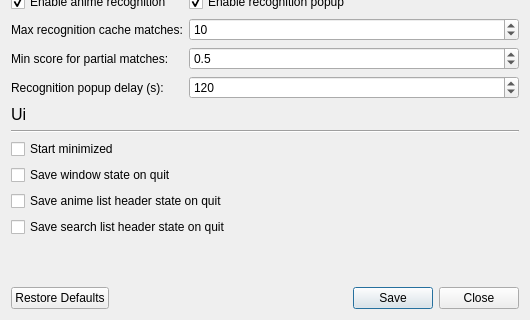
Qt form src/gui/dialogs/settings_dialog.ui (nisemono0/AniTrack) before a commit; both pictures show x 0 to 530 and y 165 to 485 of the 530 by 485 pixel window.
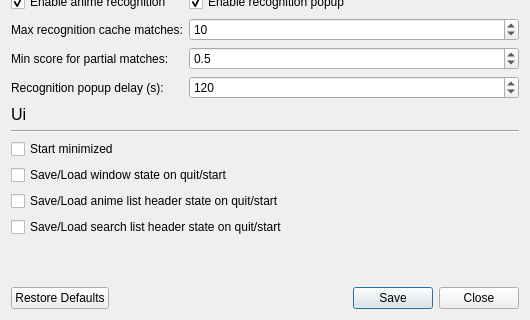
The same form after that commit.

Commit message: feat: connect settings to where they're used

What changed in the file:
```diff
--- a/src/gui/dialogs/settings_dialog.ui
+++ b/src/gui/dialogs/settings_dialog.ui
@@ -222,7 +222,7 @@
    <item>
     <widget class="QCheckBox" name="checkBoxSaveWindowState">
      <property name="text">
-      <string>Save window state on quit</string>
+      <string>Save/Load window state on quit/start</string>
      </property>
     </widget>
    </item>
@@ -232,7 +232,7 @@
       <enum>Qt::FocusPolicy::ClickFocus</enum>
      </property>
      <property name="text">
-      <string>Save anime list header state on quit</string>
+      <string>Save/Load anime list header state on quit/start</string>
      </property>
     </widget>
    </item>
@@ -242,7 +242,7 @@
       <enum>Qt::FocusPolicy::ClickFocus</enum>
      </property>
      <property name="text">
-      <string>Save search list header state on quit</string>
+      <string>Save/Load search list header state on quit/start</string>
      </property>
     </widget>
    </item>
```
The commit also changes 20 other files.
